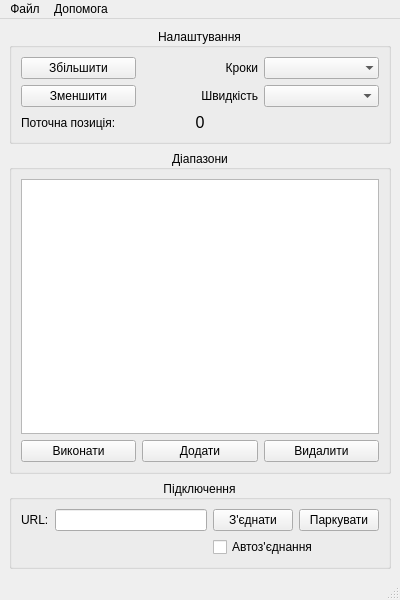
The window that ui.ui (neurotoxin78/pyMagLoopCtrl_qt6) describes before a commit, drawn with Qt 5.
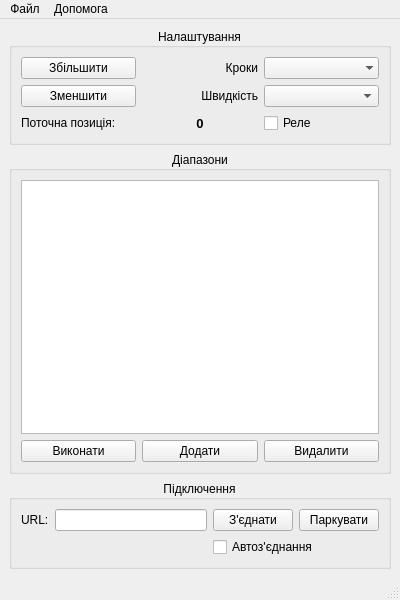
The same window after the commit.

Patch:
```diff
--- a/ui.ui
+++ b/ui.ui
@@ -50,8 +50,8 @@
         <widget class="QLabel" name="current_position_label">
          <property name="font">
           <font>
-           <pointsize>12</pointsize>
-           <bold>false</bold>
+           <pointsize>10</pointsize>
+           <bold>true</bold>
           </font>
          </property>
          <property name="text">
@@ -119,6 +119,13 @@
          </property>
         </widget>
        </item>
+       <item row="5" column="3">
+        <widget class="QCheckBox" name="relaycheckBox">
+         <property name="text">
+          <string>Реле</string>
+         </property>
+        </widget>
+       </item>
       </layout>
      </widget>
     </item>
```
